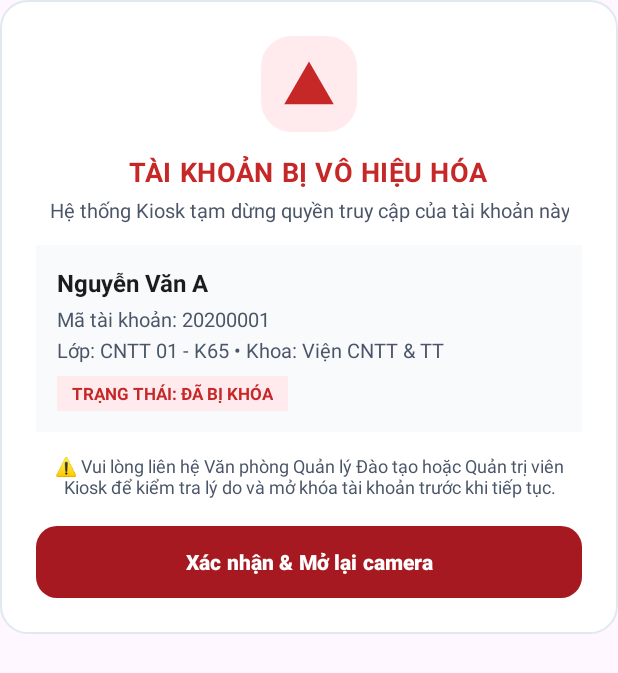
After one commit to hoangbt5333/Project3, an Android app: the layout dialog_account_disabled.xml on its own in the app's theme, with its tools: preview values and no code run, on a phone screen of 412 x 824 dp. The commit adds this screen. Shown: the top 673 px of the screen. Run offline under Robolectric (Android 15) with nearby library versions, the phone set to English and light mode, and no system bars; network calls fail.

Commit message:
fix(kiosk): stop camera stream and show confirmation popup for disabled accounts to prevent frame jitter

```diff
--- /dev/null
+++ b/app/src/main/res/layout/dialog_account_disabled.xml
@@ -0,0 +1,119 @@
+<?xml version="1.0" encoding="utf-8"?>
+<LinearLayout xmlns:android="http://schemas.android.com/apk/res/android"
+    xmlns:app="http://schemas.android.com/apk/res-auto"
+    android:layout_width="match_parent"
+    android:layout_height="wrap_content"
+    android:orientation="vertical"
+    android:padding="24dp"
+    android:background="@drawable/card_white_rounded"
+    android:gravity="center_horizontal">
+
+    <!-- Top Alert Icon with soft red circle background -->
+    <FrameLayout
+        android:layout_width="64dp"
+        android:layout_height="64dp"
+        android:background="@drawable/badge_status_bg"
+        android:backgroundTint="@color/status_error_bg"
+        android:layout_marginBottom="14dp">
+
+        <ImageView
+            android:layout_width="36dp"
+            android:layout_height="36dp"
+            android:layout_gravity="center"
+            android:src="@drawable/ic_alert"
+            app:tint="@color/status_error"
+            android:contentDescription="Alert Icon" />
+    </FrameLayout>
+
+    <!-- Dialog Title -->
+    <TextView
+        android:layout_width="wrap_content"
+        android:layout_height="wrap_content"
+        android:text="TÀI KHOẢN BỊ VÔ HIỆU HÓA"
+        android:textColor="@color/status_error"
+        android:textSize="18sp"
+        android:textStyle="bold"
+        android:letterSpacing="0.02"
+        android:textAlignment="center" />
+
+    <TextView
+        android:layout_width="wrap_content"
+        android:layout_height="wrap_content"
+        android:text="Hệ thống Kiosk tạm dừng quyền truy cập của tài khoản này"
+        android:textColor="@color/text_secondary"
+        android:textSize="13sp"
+        android:paddingTop="4dp"
+        android:paddingBottom="14dp"
+        android:textAlignment="center" />
+
+    <!-- Info Box: Account details -->
+    <LinearLayout
+        android:layout_width="match_parent"
+        android:layout_height="wrap_content"
+        android:orientation="vertical"
+        android:background="#F8FAFC"
+        android:padding="14dp"
+        android:layout_marginBottom="14dp">
+
+        <TextView
+            android:id="@+id/tvDisabledStudentName"
+            android:layout_width="match_parent"
+            android:layout_height="wrap_content"
+            android:text="Nguyễn Văn A"
+            android:textColor="@color/text_primary"
+            android:textSize="16sp"
+            android:textStyle="bold"
+            android:paddingBottom="4dp" />
+
+        <TextView
+            android:id="@+id/tvDisabledStudentId"
+            android:layout_width="match_parent"
+            android:layout_height="wrap_content"
+            android:text="Mã tài khoản: 20200001"
+            android:textColor="@color/text_secondary"
+            android:textSize="13sp"
+            android:paddingBottom="2dp" />
+
+        <TextView
+            android:id="@+id/tvDisabledStudentClass"
+            android:layout_width="match_parent"
+            android:layout_height="wrap_content"
+            android:text="Lớp: CNTT 01 - K65 • Khoa: Viện CNTT &amp; TT"
+            android:textColor="@color/text_secondary"
+            android:textSize="13sp"
+            android:paddingBottom="8dp" />
+
+        <TextView
+            android:id="@+id/tvDisabledStatus"
+            android:layout_width="wrap_content"
+            android:layout_height="wrap_content"
+            android:background="#FFEBEE"
+            android:paddingHorizontal="10dp"
+            android:paddingVertical="4dp"
+            android:text="TRẠNG THÁI: ĐÃ BỊ KHÓA"
+            android:textColor="@color/status_error"
+            android:textSize="11sp"
+            android:textStyle="bold" />
+    </LinearLayout>
+
+    <!-- Detailed Guidance Message -->
+    <TextView
+        android:layout_width="match_parent"
+        android:layout_height="wrap_content"
+        android:text="⚠️ Vui lòng liên hệ Văn phòng Quản lý Đào tạo hoặc Quản trị viên Kiosk để kiểm tra lý do và mở khóa tài khoản trước khi tiếp tục."
+        android:textColor="@color/text_secondary"
+        android:textSize="12sp"
+        android:paddingBottom="18dp"
+        android:textAlignment="center" />
+
+    <!-- Big Confirmation / Resume Button -->
+    <Button
+        android:id="@+id/btnConfirmDisabledAccount"
+        android:layout_width="match_parent"
+        android:layout_height="48dp"
+        android:background="@drawable/btn_hust_primary"
+        android:text="Xác nhận &amp; Mở lại camera"
+        android:textColor="@color/white"
+        android:textSize="14sp"
+        android:textStyle="bold" />
+</LinearLayout>
```
Also changed, not shown: app/src/main/java/com/example/testcamera/KioskCameraFragment.kt (+94 -4 lines), 1 other file.
